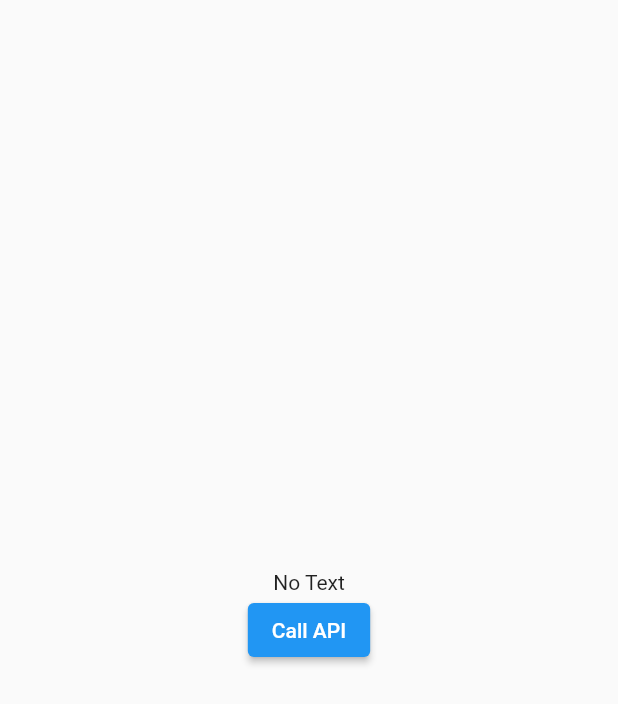
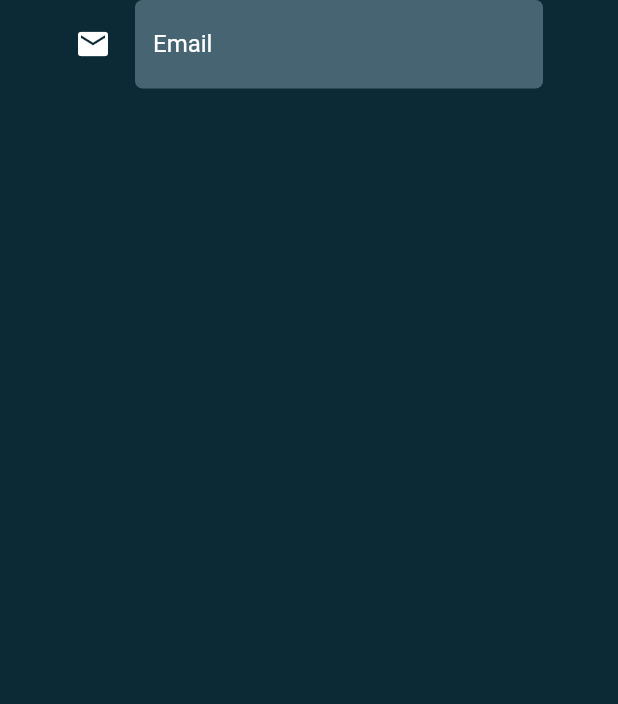
Before and after one commit to hadiyaaamir/khulasa, a Flutter app: the screen it shows after launch, on a phone screen of 412 x 824 dp. Shown: the top 704 px of the screen. Run offline on Flutter 3.47's test engine with Material 2 defaults, Android fonts, the phone set to English and light mode, and no system bars; our stand-ins replace google_fonts.

```diff
--- /dev/null
+++ b/lib/Views/Entrance/login.dart
@@ -0,0 +1,26 @@
+import 'package:flutter/material.dart';
+import 'package:flutter/src/widgets/container.dart';
+import 'package:flutter/src/widgets/framework.dart';
+import 'package:khulasa/Views/Entrance/textfield.dart';
+import 'package:khulasa/constants/colors.dart';
+
+class Login extends StatefulWidget {
+  const Login({super.key});
+
+  @override
+  State<Login> createState() => _LoginState();
+}
+
+class _LoginState extends State<Login> {
+  @override
+  TextEditingController emailController = TextEditingController();
+  Widget build(BuildContext context) {
+    return Scaffold(
+      backgroundColor: background,
+      body: Center(
+          child: Column(
+        children: [textField(label: "Email", controller: emailController)],
+      )),
+    );
+  }
+}
--- /dev/null
+++ b/lib/Views/Entrance/textfield.dart
@@ -0,0 +1,41 @@
+import 'package:flutter/material.dart';
+import 'package:khulasa/constants/colors.dart';
+
+class textField extends StatelessWidget {
+  const textField({super.key, required this.label, required this.controller});
+  final TextEditingController controller;
+  final String label;
+  @override
+  Widget build(BuildContext context) {
+    return Padding(
+        padding: const EdgeInsets.fromLTRB(50, 0, 50, 5),
+        child: TextFormField(
+          cursorColor: text,
+          autovalidateMode: AutovalidateMode.onUserInteraction,
+          controller: controller,
+          decoration: InputDecoration(
+            border: OutlineInputBorder(
+              borderSide: const BorderSide(width: 0, style: BorderStyle.none),
+              borderRadius: BorderRadius.circular(5),
+            ),
+            filled: true,
+            fillColor: primary,
+            icon: const Icon(Icons.email, color: text),
+            labelText: label,
+            labelStyle: const TextStyle(color: text),
+          ),
+          onSaved: (String? value) {
+            // This optional block of code can be used to run
+            // code when the user saves the form.
+          },
+          validator: (String? value) {
+            return (value != null && value.contains('@'))
+                ? 'Do not use the @ char.'
+                : null;
+          },
+          style: (const TextStyle(
+            color: text,
+          )),
+        ));
+  }
+}
--- a/lib/Views/apicall.dart
+++ b/lib/Views/apicall.dart
@@ -1,8 +1,6 @@
 import 'dart:convert';
 
 import 'package:flutter/material.dart';
-import 'package:flutter/src/widgets/container.dart';
-import 'package:flutter/src/widgets/framework.dart';
 import 'package:http/http.dart' as http;
 import 'package:khulasa/Models/apiObject.dart';
 import 'package:khulasa/constants/url.dart';
--- a/lib/constants/colors.dart
+++ b/lib/constants/colors.dart
@@ -1,3 +1,14 @@
 import 'package:flutter/material.dart';
 
-const   Color Blue = Color(0xff0C2A36);
+const Color blue = Color(0xff0C2A36);
+const Color lightBlue = Color(0xff466471);
+const Color darkBlue = Color(0xff03131B);
+const Color grey = Color(0xffA9AEB0);
+
+const Color white = Colors.white;
+
+const background = blue;
+const primary = lightBlue;
+const secondary = darkBlue;
+const text = white; // used for headings
+const text2 = grey;
--- a/lib/main.dart
+++ b/lib/main.dart
@@ -3,6 +3,7 @@ import 'dart:async';
 import 'package:flutter/material.dart';
 import 'package:google_fonts/google_fonts.dart';
 import 'package:khulasa/Views/apicall.dart';
+import 'package:khulasa/Views/Entrance/login.dart';
 import 'package:khulasa/constants/colors.dart';
 import 'package:khulasa/constants/fonts.dart';
 import 'package:http/http.dart';
@@ -56,13 +57,13 @@ class _MyHomePageState extends State<MyHomePage> {
 
     Navigator.pushReplacement(
       context,
-      MaterialPageRoute(builder: (context) => const ApiCall()),
+      MaterialPageRoute(builder: (context) => const Login()),
     );
   }
 
   Widget build(BuildContext context) {
     return const Scaffold(
-      backgroundColor: Blue,
+      backgroundColor: background,
       body: Center(
           child: (Text("خلاصہ",
               style: TextStyle(color: Colors.white, fontSize: large_font)))),
```
